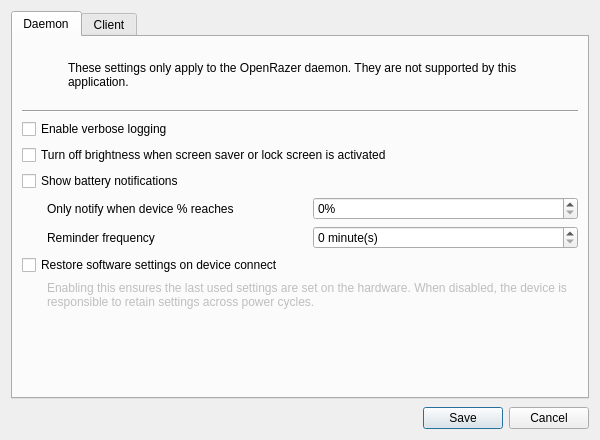
Old version of the form data/qt/openrazer-config.ui in the repository polychromatic/polychromatic.
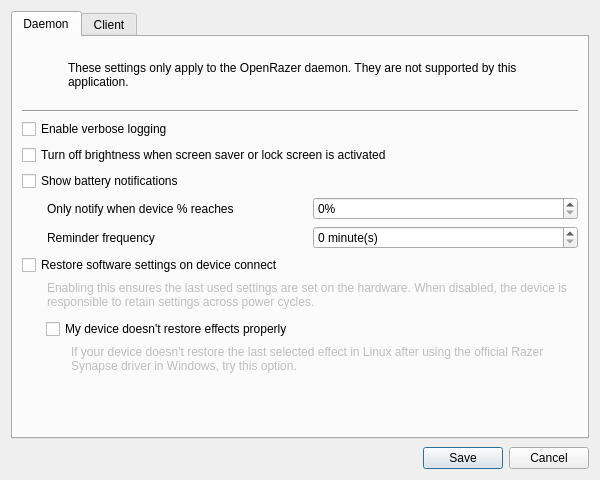
New version of the form. Icons and pictures are not drawn.

Commit message:
OpenRazer: Add "persistence_dual_boot_quirk" config option
Introduced in OpenRazer 3.9.0.

See also: openrazer/openrazer#2262

What changed in the file:
```diff
--- a/data/qt/openrazer-config.ui
+++ b/data/qt/openrazer-config.ui
@@ -10,7 +10,7 @@
     <x>0</x>
     <y>0</y>
     <width>600</width>
-    <height>440</height>
+    <height>480</height>
    </rect>
   </property>
   <property name="minimumSize">
@@ -226,6 +226,50 @@
          </property>
         </widget>
        </item>
+       <item>
+        <widget class="QWidget" name="restore_persistence_related" native="true">
+         <layout class="QVBoxLayout" name="verticalLayout">
+          <property name="spacing">
+           <number>6</number>
+          </property>
+          <property name="leftMargin">
+           <number>24</number>
+          </property>
+          <property name="topMargin">
+           <number>4</number>
+          </property>
+          <property name="rightMargin">
+           <number>0</number>
+          </property>
+          <property name="bottomMargin">
+           <number>0</number>
+          </property>
+          <item>
+           <widget class="QCheckBox" name="persistence_dual_boot_quirk">
+            <property name="text">
+             <string>My device doesn't restore effects properly</string>
+            </property>
+           </widget>
+          </item>
+          <item>
+           <widget class="QLabel" name="persistence_dual_boot_quirk_note">
+            <property name="enabled">
+             <bool>false</bool>
+            </property>
+            <property name="text">
+             <string>If your device doesn't restore the last selected effect in Linux after using the official Razer Synapse driver in Windows, try this option.</string>
+            </property>
+            <property name="wordWrap">
+             <bool>true</bool>
+            </property>
+            <property name="indent">
+             <number>25</number>
+            </property>
+           </widget>
+          </item>
+         </layout>
+        </widget>
+       </item>
        <item>
         <spacer name="verticalSpacer">
          <property name="orientation">
```
The commit also changes 1 other file.
